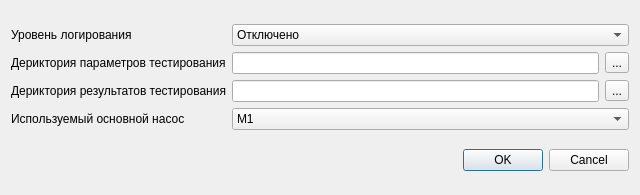
First picture: the form in settings/settings_wnd.ui, repository firef0xff/SSHGS01, before the edit.
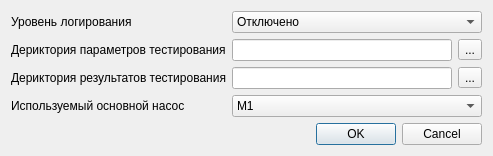
Second picture: the form after the edit.

```diff
--- a/settings/settings_wnd.ui
+++ b/settings/settings_wnd.ui
@@ -6,8 +6,8 @@
    <rect>
     <x>0</x>
     <y>0</y>
-    <width>640</width>
-    <height>195</height>
+    <width>493</width>
+    <height>151</height>
    </rect>
   </property>
   <property name="windowTitle">
```
